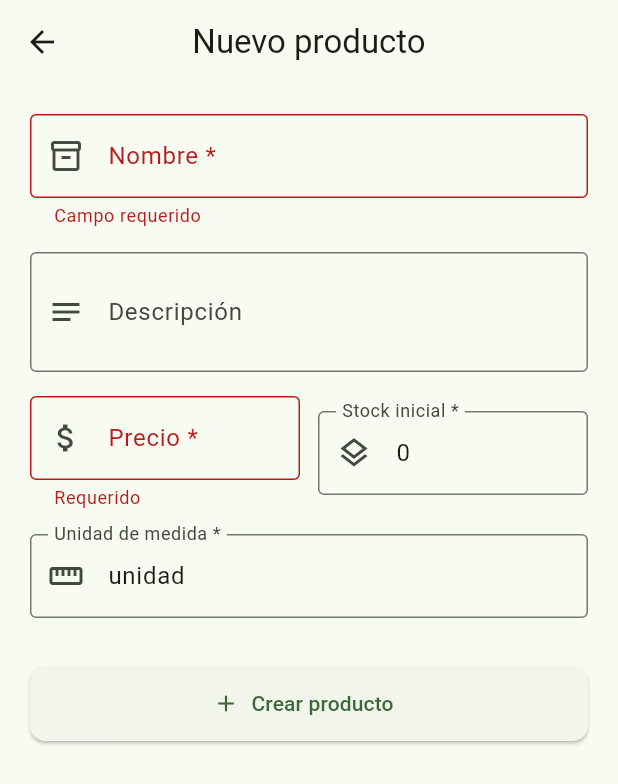
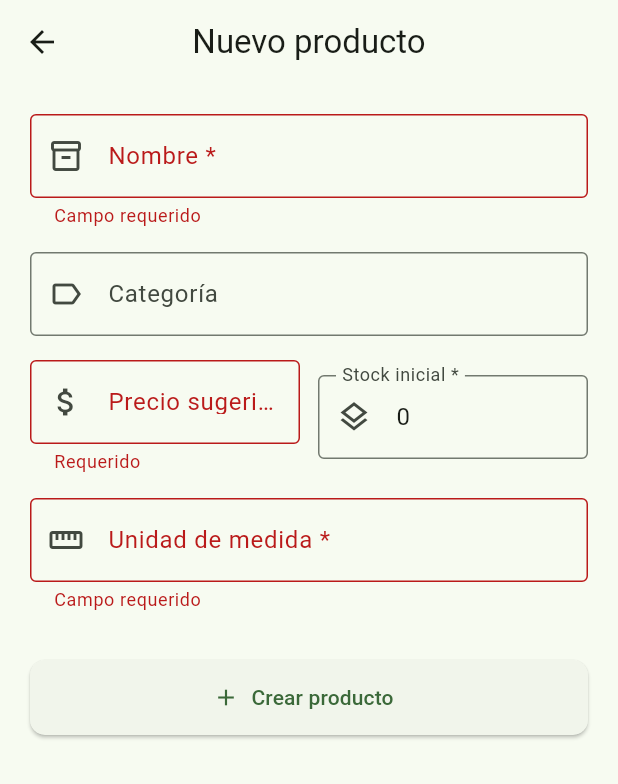
Before and after one commit to santiago-ca10/FoodChain_Manager, a Flutter app: the FormProductoScreen screen opened directly, after a tap on "Crear producto", on a phone screen of 412 x 824 dp. Shown: the top 784 px of the screen. Run offline on Flutter 3.47's test engine with Material 3 defaults, Android fonts, the light colour scheme and no system bars; network calls fail.

Commit message:
docs: update READMEs and fix UUID/type mismatches across Flutter layer
Models:
- Revert Tercero.id to String (UUID)
- Fix Producto: id→String, stock→double, unidad_medida/precio_sugerido/stock_actual field mapping
- Fix Movimiento: id/productoId/terceroId→String, precio_unitario mapping, total→nullable with totalCalculado getter

Screens:
- Fix _eliminar(int) → _eliminar(String) in ProductosScreen and MovimientosScreen
- Fix cantidad: int.parse → double.parse in FormMovimientoScreen
- Fix stock validation to use double in FormMovimientoScreen

Docs:
- Add backend/README.md: stack, models, endpoints, design decisions
- Add mobile/README.md: structure, screens, patterns, API service methods
- Update root README.md: architecture diagram, quickstart, roadmap

```diff
--- a/mobile/lib/models/movimiento_model.dart
+++ b/mobile/lib/models/movimiento_model.dart
@@ -1,11 +1,12 @@
 class Movimiento {
-  final int? id;
-  final String tipo; // 'compra' | 'venta'
-  final int cantidad;
-  final double precioUnitario;
+  final String? id;
+  final String tipo;
+  final double cantidad;       // DECIMAL en backend
+  final double precioUnitario; // precio_unitario en backend
+  final double? total;
   final String? notas;
-  final int productoId;
-  final int terceroId;
+  final String productoId;     // UUID → String
+  final String terceroId;      // UUID → String
   final String? productoNombre;
   final String? terceroNombre;
   final DateTime? fecha;
@@ -15,6 +16,7 @@ class Movimiento {
     required this.tipo,
     required this.cantidad,
     required this.precioUnitario,
+    this.total,
     this.notas,
     required this.productoId,
     required this.terceroId,
@@ -27,14 +29,21 @@ class Movimiento {
     return Movimiento(
       id: json['id'],
       tipo: json['tipo'],
-      cantidad: json['cantidad'],
-      precioUnitario: double.parse(json['precioUnitario'].toString()),
+      cantidad: double.parse(json['cantidad'].toString()),
+      precioUnitario: double.parse(json['precio_unitario'].toString()),
+      total: json['total'] != null
+          ? double.parse(json['total'].toString())
+          : null,
       notas: json['notas'],
-      productoId: json['productoId'] ?? json['Producto']?['id'],
-      terceroId: json['terceroId'] ?? json['Tercero']?['id'],
+      productoId: json['productoId'] ?? json['Producto']?['id'] ?? '',
+      terceroId: json['terceroId'] ?? json['Tercero']?['id'] ?? '',
       productoNombre: json['Producto']?['nombre'],
       terceroNombre: json['Tercero']?['nombre'],
-      fecha: json['createdAt'] != null ? DateTime.parse(json['createdAt']) : null,
+      fecha: json['fecha'] != null
+          ? DateTime.parse(json['fecha'])
+          : json['createdAt'] != null
+              ? DateTime.parse(json['createdAt'])
+              : null,
     );
   }
 
@@ -42,12 +51,12 @@ class Movimiento {
     return {
       'tipo': tipo,
       'cantidad': cantidad,
-      'precioUnitario': precioUnitario,
-      if (notas != null) 'notas': notas,
+      'precio_unitario': precioUnitario,
       'productoId': productoId,
       'terceroId': terceroId,
+      if (notas != null) 'notas': notas,
     };
   }
 
-  double get total => cantidad * precioUnitario;
+  double get totalCalculado => total ?? (cantidad * precioUnitario);
 }
--- a/mobile/lib/models/producto_model.dart
+++ b/mobile/lib/models/producto_model.dart
@@ -1,39 +1,38 @@
 class Producto {
-  final int? id;
+  final String? id;
   final String nombre;
-  final String? descripcion;
-  final double precio;
-  final int stock;
-  final String unidad;
+  final String? categoria;
+  final String unidad;       // ← unidad_medida en backend
+  final double precio;       // ← precio_sugerido en backend
+  final double stock;        // ← stock_actual en backend (DECIMAL)
 
   Producto({
     this.id,
     required this.nombre,
-    this.descripcion,
+    this.categoria,
+    required this.unidad,
     required this.precio,
     required this.stock,
-    required this.unidad,
   });
 
   factory Producto.fromJson(Map<String, dynamic> json) {
     return Producto(
       id: json['id'],
       nombre: json['nombre'],
-      descripcion: json['descripcion'],
-      precio: double.parse(json['precio'].toString()),
-      stock: json['stock'],
-      unidad: json['unidad'],
+      categoria: json['categoria'],
+      unidad: json['unidad_medida'],
+      precio: double.parse(json['precio_sugerido'].toString()),
+      stock: double.parse(json['stock_actual'].toString()),
     );
   }
 
   Map<String, dynamic> toJson() {
     return {
-      if (id != null) 'id': id,
       'nombre': nombre,
-      'descripcion': descripcion,
-      'precio': precio,
-      'stock': stock,
-      'unidad': unidad,
+      if (categoria != null) 'categoria': categoria,
+      'unidad_medida': unidad,
+      'precio_sugerido': precio,
+      'stock_actual': stock,
     };
   }
 }
--- a/mobile/lib/models/tercero_model.dart
+++ b/mobile/lib/models/tercero_model.dart
@@ -1,22 +1,34 @@
 class Tercero {
-  final int id;
+  final String id;
   final String nombre;
   final String tipo;
   final String? telefono;
+  final String? direccion;
 
   Tercero({
     required this.id,
     required this.nombre,
     required this.tipo,
     this.telefono,
+    this.direccion,
   });
 
   factory Tercero.fromJson(Map<String, dynamic> json) {
     return Tercero(
-      id: json['id'] is int ? json['id'] : int.parse(json['id'].toString()),
+      id: json['id'],
       nombre: json['nombre'],
       tipo: json['tipo'],
       telefono: json['telefono'],
+      direccion: json['direccion'],
     );
   }
+
+  Map<String, dynamic> toJson() {
+    return {
+      'nombre': nombre,
+      'tipo': tipo,
+      if (telefono != null) 'telefono': telefono,
+      if (direccion != null) 'direccion': direccion,
+    };
+  }
 }
--- a/mobile/lib/screens/form_movimiento_screen.dart
+++ b/mobile/lib/screens/form_movimiento_screen.dart
@@ -92,7 +92,7 @@ class _FormMovimientoScreenState extends State<FormMovimientoScreen> {
 
     final movimiento = Movimiento(
       tipo: _tipo,
-      cantidad: int.parse(_cantidadCtrl.text.trim()),
+      cantidad: double.parse(_cantidadCtrl.text.trim()),
       precioUnitario: double.parse(_precioCtrl.text.trim()),
       notas: _notasCtrl.text.trim().isEmpty ? null : _notasCtrl.text.trim(),
       productoId: _productoSeleccionado!.id!,
@@ -227,7 +227,7 @@ class _FormMovimientoScreenState extends State<FormMovimientoScreen> {
                         if (n == null || n <= 0) return 'Debe ser > 0';
                         if (_tipo == 'venta' &&
                             _productoSeleccionado != null &&
-                            n > _productoSeleccionado!.stock) {
+                            (double.tryParse(v) ?? 0) > _productoSeleccionado!.stock) {
                           return 'Stock insuficiente (${_productoSeleccionado!.stock})';
                         }
                         return null;
--- a/mobile/lib/screens/form_producto_screen.dart
+++ b/mobile/lib/screens/form_producto_screen.dart
@@ -18,7 +18,7 @@ class _FormProductoScreenState extends State<FormProductoScreen> {
   bool get _esEdicion => widget.producto != null;
 
   late final TextEditingController _nombreCtrl;
-  late final TextEditingController _descripcionCtrl;
+  late final TextEditingController _categoriaCtrl;
   late final TextEditingController _precioCtrl;
   late final TextEditingController _stockCtrl;
   late final TextEditingController _unidadCtrl;
@@ -28,18 +28,18 @@ class _FormProductoScreenState extends State<FormProductoScreen> {
     super.initState();
     final p = widget.producto;
     _nombreCtrl = TextEditingController(text: p?.nombre ?? '');
-    _descripcionCtrl = TextEditingController(text: p?.descripcion ?? '');
-    _precioCtrl =
-        TextEditingController(text: p != null ? p.precio.toString() : '');
-    _stockCtrl =
-        TextEditingController(text: p != null ? p.stock.toString() : '0');
-    _unidadCtrl = TextEditingController(text: p?.unidad ?? 'unidad');
+    _categoriaCtrl = TextEditingController(text: p?.categoria ?? '');
+    _precioCtrl = TextEditingController(
+        text: p != null ? p.precio.toStringAsFixed(2) : '');
+    _stockCtrl = TextEditingController(
+        text: p != null ? p.stock.toStringAsFixed(2) : '0');
+    _unidadCtrl = TextEditingController(text: p?.unidad ?? '');
   }
 
   @override
   void dispose() {
     _nombreCtrl.dispose();
-    _descripcionCtrl.dispose();
+    _categoriaCtrl.dispose();
     _precioCtrl.dispose();
     _stockCtrl.dispose();
     _unidadCtrl.dispose();
@@ -53,11 +53,11 @@ class _FormProductoScreenState extends State<FormProductoScreen> {
     final producto = Producto(
       id: widget.producto?.id,
       nombre: _nombreCtrl.text.trim(),
-      descripcion: _descripcionCtrl.text.trim().isEmpty
+      categoria: _categoriaCtrl.text.trim().isEmpty
           ? null
-          : _descripcionCtrl.text.trim(),
+          : _categoriaCtrl.text.trim(),
       precio: double.parse(_precioCtrl.text.trim()),
-      stock: int.parse(_stockCtrl.text.trim()),
+      stock: double.parse(_stockCtrl.text.trim()),
       unidad: _unidadCtrl.text.trim(),
     );
 
@@ -105,13 +105,13 @@ class _FormProductoScreenState extends State<FormProductoScreen> {
               ),
               const SizedBox(height: 16),
               TextFormField(
-                controller: _descripcionCtrl,
+                controller: _categoriaCtrl,
                 decoration: const InputDecoration(
-                  labelText: 'Descripción',
+                  labelText: 'Categoría',
                   border: OutlineInputBorder(),
-                  prefixIcon: Icon(Icons.notes_outlined),
+                  prefixIcon: Icon(Icons.label_outline),
+                  hintText: 'ej: Lácteo, Insumo, Herramienta',
                 ),
-                maxLines: 2,
               ),
               const SizedBox(height: 16),
               Row(
@@ -120,7 +120,7 @@ class _FormProductoScreenState extends State<FormProductoScreen> {
                     child: TextFormField(
                       controller: _precioCtrl,
                       decoration: const InputDecoration(
-                        labelText: 'Precio *',
+                        labelText: 'Precio sugerido *',
                         border: OutlineInputBorder(),
                         prefixIcon: Icon(Icons.attach_money),
                       ),
@@ -149,15 +149,17 @@ class _FormProductoScreenState extends State<FormProductoScreen> {
                         border: OutlineInputBorder(),
                         prefixIcon: Icon(Icons.layers_outlined),
                       ),
-                      keyboardType: TextInputType.number,
+                      keyboardType: const TextInputType.numberWithOptions(
+                          decimal: true),
                       inputFormatters: [
-                        FilteringTextInputFormatter.digitsOnly
+                        FilteringTextInputFormatter.allow(
+                            RegExp(r'^\d+\.?\d{0,2}')),
                       ],
                       validator: (v) {
                         if (v == null || v.trim().isEmpty) {
                           return 'Requerido';
                         }
-                        final n = int.tryParse(v);
+                        final n = double.tryParse(v);
                         if (n == null || n < 0) return 'Inválido';
                         return null;
                       },
@@ -172,7 +174,7 @@ class _FormProductoScreenState extends State<FormProductoScreen> {
                   labelText: 'Unidad de medida *',
                   border: OutlineInputBorder(),
                   prefixIcon: Icon(Icons.straighten_outlined),
-                  hintText: 'ej: kg, litros, unidad, caja',
+                  hintText: 'ej: Litros, Kilos, Unidades',
                 ),
                 validator: (v) =>
                     v == null || v.trim().isEmpty ? 'Campo requerido' : null,
@@ -190,7 +192,8 @@ class _FormProductoScreenState extends State<FormProductoScreen> {
                           child: CircularProgressIndicator(strokeWidth: 2),
                         )
                       : Icon(_esEdicion ? Icons.save_outlined : Icons.add),
-                  label: Text(_esEdicion ? 'Guardar cambios' : 'Crear producto'),
+                  label:
+                      Text(_esEdicion ? 'Guardar cambios' : 'Crear producto'),
                   style: ElevatedButton.styleFrom(
                     shape: RoundedRectangleBorder(
                         borderRadius: BorderRadius.circular(10)),
```
Also changed, not shown: mobile/lib/screens/movimientos_screen.dart (+4 -6 lines), mobile/lib/screens/productos_screen.dart (+3 -5 lines), mobile/lib/services/api_service.dart (+4 -4 lines), 5 other files.
